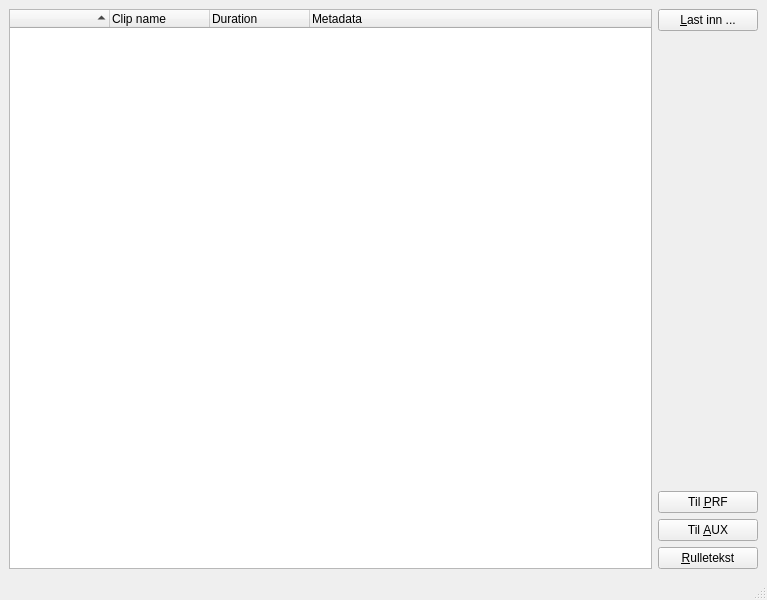
Qt form src/gui/pling-plong-odometer.ui (havardgulldahl/pling-plong-odometer) before a commit.
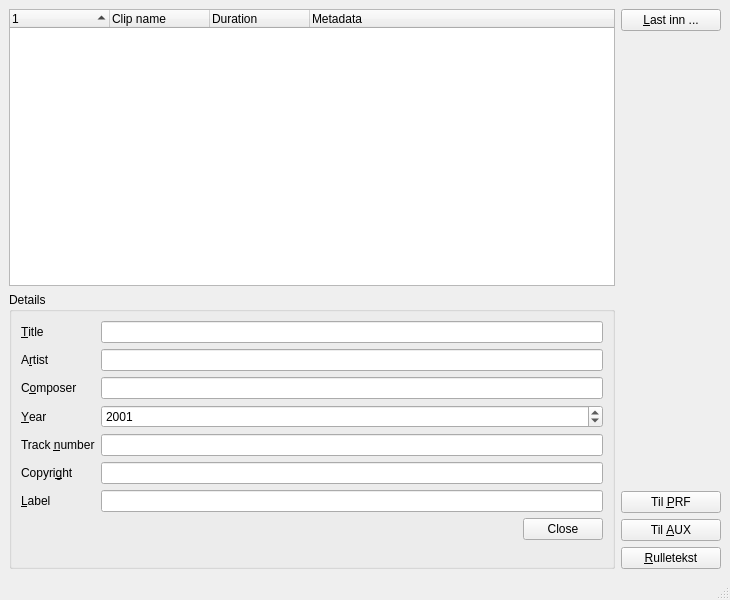
The same form after that commit.

Commit message: Adding ui to edit metadata manually

The edit to the form file:
```diff
--- a/src/gui/pling-plong-odometer.ui
+++ b/src/gui/pling-plong-odometer.ui
@@ -6,7 +6,7 @@
    <rect>
     <x>0</x>
     <y>0</y>
-    <width>767</width>
+    <width>730</width>
     <height>600</height>
    </rect>
   </property>
@@ -18,6 +18,187 @@
   </property>
   <widget class="QWidget" name="centralwidget">
    <layout class="QGridLayout" name="gridLayout">
+    <item row="0" column="0">
+     <layout class="QVBoxLayout" name="verticalLayout_2">
+      <item>
+       <widget class="QTreeWidget" name="clips">
+        <property name="acceptDrops">
+         <bool>true</bool>
+        </property>
+        <property name="tabKeyNavigation">
+         <bool>true</bool>
+        </property>
+        <property name="dragDropMode">
+         <enum>QAbstractItemView::DropOnly</enum>
+        </property>
+        <property name="defaultDropAction">
+         <enum>Qt::CopyAction</enum>
+        </property>
+        <property name="alternatingRowColors">
+         <bool>true</bool>
+        </property>
+        <property name="uniformRowHeights">
+         <bool>true</bool>
+        </property>
+        <property name="sortingEnabled">
+         <bool>true</bool>
+        </property>
+        <property name="allColumnsShowFocus">
+         <bool>false</bool>
+        </property>
+        <property name="expandsOnDoubleClick">
+         <bool>false</bool>
+        </property>
+        <column>
+         <property name="text">
+          <string/>
+         </property>
+        </column>
+        <column>
+         <property name="text">
+          <string>Clip name</string>
+         </property>
+        </column>
+        <column>
+         <property name="text">
+          <string>Duration</string>
+         </property>
+        </column>
+        <column>
+         <property name="text">
+          <string>Metadata</string>
+         </property>
+        </column>
+       </widget>
+      </item>
+      <item>
+       <widget class="QGroupBox" name="detailsBox">
+        <property name="sizePolicy">
+         <sizepolicy hsizetype="Preferred" vsizetype="MinimumExpanding">
+          <horstretch>0</horstretch>
+          <verstretch>0</verstretch>
+         </sizepolicy>
+        </property>
+        <property name="title">
+         <string>Details</string>
+        </property>
+        <layout class="QFormLayout" name="formLayout">
+         <property name="fieldGrowthPolicy">
+          <enum>QFormLayout::AllNonFixedFieldsGrow</enum>
+         </property>
+         <item row="1" column="0">
+          <widget class="QLabel" name="label">
+           <property name="text">
+            <string>&amp;Title</string>
+           </property>
+           <property name="buddy">
+            <cstring>clipTitle</cstring>
+           </property>
+          </widget>
+         </item>
+         <item row="1" column="1">
+          <widget class="QLineEdit" name="clipTitle"/>
+         </item>
+         <item row="2" column="0">
+          <widget class="QLabel" name="label_7">
+           <property name="text">
+            <string>A&amp;rtist</string>
+           </property>
+           <property name="buddy">
+            <cstring>clipArtist</cstring>
+           </property>
+          </widget>
+         </item>
+         <item row="2" column="1">
+          <widget class="QLineEdit" name="clipArtist"/>
+         </item>
+         <item row="4" column="0">
+          <widget class="QLabel" name="label_6">
+           <property name="text">
+            <string>C&amp;omposer</string>
+           </property>
+           <property name="buddy">
+            <cstring>clipComposer</cstring>
+           </property>
+          </widget>
+         </item>
+         <item row="4" column="1">
+          <widget class="QLineEdit" name="clipComposer"/>
+         </item>
+         <item row="6" column="0">
+          <widget class="QLabel" name="label_2">
+           <property name="text">
+            <string>&amp;Year</string>
+           </property>
+           <property name="buddy">
+            <cstring>clipYear</cstring>
+           </property>
+          </widget>
+         </item>
+         <item row="6" column="1">
+          <widget class="QSpinBox" name="clipYear">
+           <property name="minimum">
+            <number>1900</number>
+           </property>
+           <property name="maximum">
+            <number>2020</number>
+           </property>
+           <property name="value">
+            <number>2001</number>
+           </property>
+          </widget>
+         </item>
+         <item row="7" column="0">
+          <widget class="QLabel" name="label_5">
+           <property name="text">
+            <string>Track &amp;number</string>
+           </property>
+           <property name="buddy">
+            <cstring>clipTracknumber</cstring>
+           </property>
+          </widget>
+         </item>
+         <item row="7" column="1">
+          <widget class="QLineEdit" name="clipTracknumber"/>
+         </item>
+         <item row="8" column="0">
+          <widget class="QLabel" name="label_4">
+           <property name="text">
+            <string>Copyri&amp;ght</string>
+           </property>
+           <property name="buddy">
+            <cstring>clipCopyright</cstring>
+           </property>
+          </widget>
+         </item>
+         <item row="8" column="1">
+          <widget class="QLineEdit" name="clipCopyright"/>
+         </item>
+         <item row="10" column="0">
+          <widget class="QLabel" name="label_3">
+           <property name="text">
+            <string>&amp;Label</string>
+           </property>
+           <property name="buddy">
+            <cstring>clipLabel</cstring>
+           </property>
+          </widget>
+         </item>
+         <item row="10" column="1">
+          <widget class="QLineEdit" name="clipLabel"/>
+         </item>
+         <item row="11" column="1">
+          <widget class="QDialogButtonBox" name="buttonBox">
+           <property name="standardButtons">
+            <set>QDialogButtonBox::Close</set>
+           </property>
+          </widget>
+         </item>
+        </layout>
+       </widget>
+      </item>
+     </layout>
+    </item>
     <item row="0" column="1">
      <layout class="QVBoxLayout" name="verticalLayout">
       <item>
@@ -88,57 +269,6 @@
       </item>
      </layout>
     </item>
-    <item row="0" column="0">
-     <widget class="QTreeWidget" name="clips">
-      <property name="acceptDrops">
-       <bool>true</bool>
-      </property>
-      <property name="tabKeyNavigation">
-       <bool>true</bool>
-      </property>
-      <property name="dragDropMode">
-       <enum>QAbstractItemView::DropOnly</enum>
-      </property>
-      <property name="defaultDropAction">
-       <enum>Qt::CopyAction</enum>
-      </property>
-      <property name="alternatingRowColors">
-       <bool>true</bool>
-      </property>
-      <property name="uniformRowHeights">
-       <bool>true</bool>
-      </property>
-      <property name="sortingEnabled">
-       <bool>true</bool>
-      </property>
-      <property name="allColumnsShowFocus">
-       <bool>false</bool>
-      </property>
-      <property name="expandsOnDoubleClick">
-       <bool>false</bool>
-      </property>
-      <column>
-       <property name="text">
-        <string> </string>
-       </property>
-      </column>
-      <column>
-       <property name="text">
-        <string>Clip name</string>
-       </property>
-      </column>
-      <column>
-       <property name="text">
-        <string>Duration</string>
-       </property>
-      </column>
-      <column>
-       <property name="text">
-        <string>Metadata</string>
-       </property>
-      </column>
-     </widget>
-    </item>
    </layout>
   </widget>
   <widget class="QMenuBar" name="menubar">
```
Left out of the diff: 3 changed lines with no effect on the pictures. The commit also changes 2 other files.
